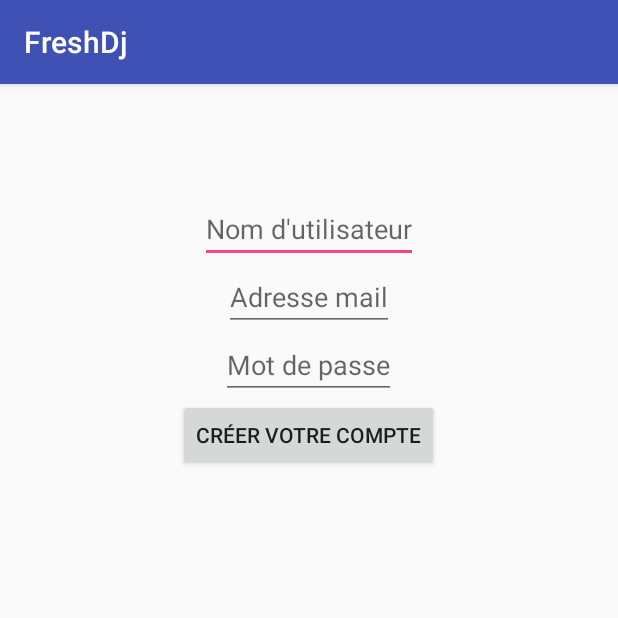
After one commit to SaShimy/AllDJ, an Android app: the SignUpActivity screen opened directly, with no data from a screen before it, on a phone screen of 412 x 824 dp, the top half of it. The commit adds this screen. Run offline under Robolectric (Android 15) with nearby library versions, the light colour scheme and no system bars; libraries missing offline, so code that uses them is left out: com.koushikdutta.async, com.koushikdutta.ion; pictures from the network do not load.

Commit message:
dernieres mdofis

```diff
--- a/FreshDj/app/build.gradle
+++ b/FreshDj/app/build.gradle
@@ -25,4 +25,5 @@ dependencies {
     compile 'com.android.support:appcompat-v7:23.3.0'
     compile 'com.github.erd:android-volley:1.0.0'
     compile files('libs/YouTubeAndroidPlayerApi.jar')
+    compile 'com.koushikdutta.ion:ion:2.+'
 }
--- a/FreshDj/app/src/main/AndroidManifest.xml
+++ b/FreshDj/app/src/main/AndroidManifest.xml
@@ -1,6 +1,6 @@
 <?xml version="1.0" encoding="utf-8"?>
 <manifest xmlns:android="http://schemas.android.com/apk/res/android"
-    package="com.etna.gunzbu_a.freshdj" >
+    package="com.etna.gunzbu_a.freshdj">
 
     <uses-permission android:name="android.permission.INTERNET" />
 
@@ -9,14 +9,15 @@
         android:icon="@mipmap/ic_launcher"
         android:label="@string/app_name"
         android:supportsRtl="true"
-        android:theme="@style/AppTheme" >
-        <activity android:name=".MainActivity" >
+        android:theme="@style/AppTheme">
+        <activity android:name=".MainActivity">
             <intent-filter>
                 <action android:name="android.intent.action.MAIN" />
 
                 <category android:name="android.intent.category.LAUNCHER" />
             </intent-filter>
         </activity>
+        <activity android:name="SignUpActivity"></activity>
     </application>
 
 </manifest>
--- a/FreshDj/app/src/main/java/com/etna/gunzbu_a/freshdj/MainActivity.java
+++ b/FreshDj/app/src/main/java/com/etna/gunzbu_a/freshdj/MainActivity.java
@@ -44,8 +44,16 @@ public class MainActivity extends YouTubeBaseActivity implements YouTubePlayer.O
         super.onCreate(savedInstanceState);
         setContentView(R.layout.activity_main);
         Button btnSend = (Button) findViewById(R.id.sendButton);
+        Button btnSign = (Button) findViewById(R.id.toSignUp);
         final EditText sendText = (EditText) findViewById(R.id.editText);
         assert btnSend != null;
+        btnSign.setOnClickListener(new View.OnClickListener() {
+            @Override
+            public void onClick(View v) {
+                Intent Activity = new Intent(MainActivity.this, SignUpActivity.class);
+                startActivity(Activity);
+            }
+        });
         btnSend.setOnClickListener(new View.OnClickListener() {
             @Override
             public void onClick(View v) {
@@ -72,6 +80,7 @@ public class MainActivity extends YouTubeBaseActivity implements YouTubePlayer.O
                 queue.add(jsonRequest);
             }
         });
+
         /** Initializing YouTube player view **/
         YouTubePlayerView youTubePlayerView = (YouTubePlayerView) findViewById(R.id.youtube_player);
         youTubePlayerView.initialize(API_KEY, this);
--- /dev/null
+++ b/FreshDj/app/src/main/java/com/etna/gunzbu_a/freshdj/SignUpActivity.java
@@ -0,0 +1,53 @@
+package com.etna.gunzbu_a.freshdj;
+
+import android.os.AsyncTask;
+import android.support.v7.app.AppCompatActivity;
+import android.os.Bundle;
+import android.util.Log;
+import android.view.View;
+import android.widget.Button;
+import android.widget.EditText;
+
+import com.google.gson.JsonObject;
+import com.koushikdutta.async.future.FutureCallback;
+import com.koushikdutta.ion.Ion;
+
+import org.json.JSONArray;
+
+public class SignUpActivity extends AppCompatActivity {
+    JSONArray array = new JSONArray();
+    EditText username;
+    EditText password;
+    EditText email;
+    @Override
+    protected void onCreate(Bundle savedInstanceState) {
+        super.onCreate(savedInstanceState);
+        setContentView(R.layout.activity_sign_up);
+        Button signUp = (Button) findViewById(R.id.signUp);
+        username = (EditText) findViewById(R.id.username);
+        password = (EditText) findViewById(R.id.password);
+        email = (EditText) findViewById(R.id.email);
+
+        assert signUp != null;
+        signUp.setOnClickListener(new View.OnClickListener() {
+            @Override
+            public void onClick(View v) {
+                JsonObject json = new JsonObject();
+                json.addProperty("foo", "bar");
+
+                Ion.with(SignUpActivity.this)
+                        .load("http://apifreshdj.cloudapp.net/signup/")
+                        .setJsonObjectBody(json)
+                        .asJsonObject()
+                        .setCallback(new FutureCallback<JsonObject>() {
+                            @Override
+                            public void onCompleted(Exception e, JsonObject result) {
+                                // do stuff with the result or error
+                            }
+                        });
+
+            }
+        });
+
+    }
+}
--- a/FreshDj/app/src/main/res/layout/activity_main.xml
+++ b/FreshDj/app/src/main/res/layout/activity_main.xml
@@ -41,4 +41,13 @@
             android:padding="5dp" />
 
     </LinearLayout>
+
+    <Button
+        android:layout_width="wrap_content"
+        android:layout_height="wrap_content"
+        android:text="Sign Up"
+        android:id="@+id/toSignUp"
+        android:layout_below="@+id/sendButton"
+        android:layout_centerHorizontal="true"
+        android:layout_marginTop="56dp" />
 </RelativeLayout>
--- /dev/null
+++ b/FreshDj/app/src/main/res/layout/activity_sign_up.xml
@@ -0,0 +1,46 @@
+<?xml version="1.0" encoding="utf-8"?>
+<RelativeLayout xmlns:android="http://schemas.android.com/apk/res/android"
+    xmlns:tools="http://schemas.android.com/tools"
+    android:layout_width="match_parent"
+    android:layout_height="match_parent"
+    android:paddingBottom="@dimen/activity_vertical_margin"
+    android:paddingLeft="@dimen/activity_horizontal_margin"
+    android:paddingRight="@dimen/activity_horizontal_margin"
+    android:paddingTop="@dimen/activity_vertical_margin"
+    tools:context="com.etna.gunzbu_a.freshdj.SignUpActivity">
+
+    <EditText
+        android:layout_width="wrap_content"
+        android:layout_height="wrap_content"
+        android:id="@+id/username"
+        android:layout_alignParentTop="true"
+        android:layout_centerHorizontal="true"
+        android:layout_marginTop="58dp"
+        android:hint="Nom d'utilisateur"/>
+
+    <EditText
+        android:layout_width="wrap_content"
+        android:layout_height="wrap_content"
+        android:id="@+id/email"
+        android:layout_below="@+id/username"
+        android:layout_centerHorizontal="true"
+        android:hint="Adresse mail"
+        android:inputType="textEmailAddress"/>
+
+    <EditText
+        android:layout_width="wrap_content"
+        android:layout_height="wrap_content"
+        android:id="@+id/password"
+        android:layout_below="@+id/email"
+        android:layout_centerHorizontal="true"
+        android:hint="Mot de passe"
+        android:inputType="textPassword" />
+
+    <Button
+        android:layout_width="wrap_content"
+        android:layout_height="wrap_content"
+        android:text="Créer votre compte"
+        android:id="@+id/signUp"
+        android:layout_below="@+id/password"
+        android:layout_centerHorizontal="true" />
+</RelativeLayout>
```
